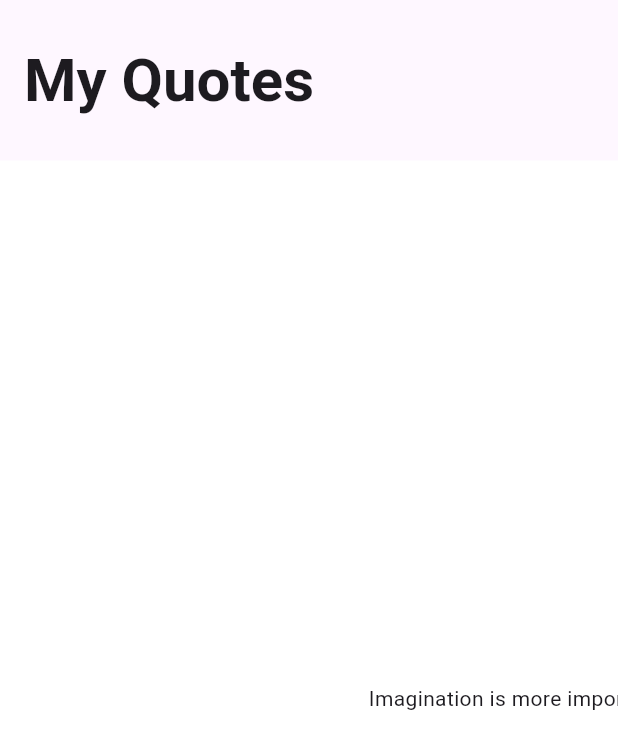
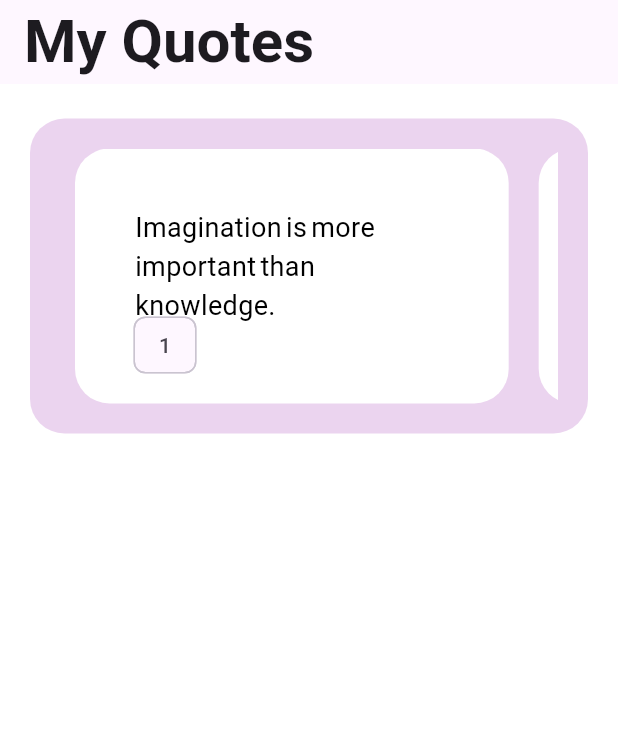
Before and after one commit to amishad7/db_miner, a Flutter app: the screen it shows after launch, on a phone screen of 412 x 824 dp. Shown: the top 749 px of the screen. Run offline on Flutter 3.47's test engine with Material 3 defaults, Android fonts, the phone set to English and light mode, and no system bars; our stand-ins replace get, google_fonts, sqflite; accounts and stored records are empty; Roboto replaces fonts that are missing (Manjari).

Commit message:
Model Data

```diff
--- a/lib/modules/screens/home/model/Jsonbackmodel.dart
+++ b/lib/modules/screens/home/model/Jsonbackmodel.dart
@@ -1,16 +1,16 @@
 class JsonModel {
-  int id;
+  int? id;
   var author;
   var quote;
   var category;
   var like;
 
   JsonModel({
-    required this.id,
     required this.author,
     required this.category,
     required this.like,
     required this.quote,
+    this.id,
   });
 
   factory JsonModel.fetchData({required Map data}) {
--- a/lib/modules/screens/home/view/home.dart
+++ b/lib/modules/screens/home/view/home.dart
@@ -1,11 +1,11 @@
 import 'dart:convert';
-import 'dart:developer';
 
-import 'package:db_miner/modules/screens/home/model/Jsonbackmodel.dart';
-import 'package:flutter/gestures.dart';
+import 'package:db_miner/modules/utils/helper/db_helper.dart';
 import 'package:flutter/material.dart';
 import 'package:flutter/services.dart';
 import 'package:google_fonts/google_fonts.dart';
+
+import '../model/Jsonbackmodel.dart';
 
 class Home extends StatelessWidget {
   const Home({super.key});
@@ -14,7 +14,7 @@ class Home extends StatelessWidget {
   Widget build(BuildContext context) {
     return Scaffold(
       appBar: AppBar(
-        toolbarHeight: 107,
+        // toolbarHeight: 20,
         // backgroundColor: Colors,
         title: Text(
           "My Quotes",
@@ -25,61 +25,89 @@ class Home extends StatelessWidget {
         ),
       ),
       backgroundColor: Colors.white.withOpacity(0.9),
-      body: FutureBuilder(
+      body: Column(
+        children: [
+          Expanded(
+            flex: 1,
+            child: Container(
+              width: double.infinity,
+              padding: const EdgeInsets.all(20),
+              margin: const EdgeInsets.symmetric(vertical: 23, horizontal: 20),
+              decoration: BoxDecoration(
+                borderRadius: BorderRadius.circular(23),
+                color: Colors.purple.withOpacity(0.2),
+              ),
+              child: FutureBuilder(
                 future: rootBundle.loadString('json_bank.json'),
                 builder: (context, snapshot) {
-          if (snapshot.hasError) {
-            return Text("${snapshot.error}");
-          } else if (snapshot.hasData) {
-            var data = jsonDecode(snapshot.data!);
+                  List data = jsonDecode(snapshot.data!);
+                  List<JsonModel> modelData = data
+                      .map(
+                        (e) => JsonModel.fetchData(data: e),
+                      )
+                      .toList();
+                  if (snapshot.hasData) {
+                    return ListView.builder(
+                      itemCount: modelData.length,
+                      scrollDirection: Axis.horizontal,
+                      itemBuilder: (context, index) {
+                        Future<int?> res = DBHelper.dbHelper
+                            .insertQuery(jsonModel: modelData[index]);
 
-            List jsonData = data;
-
-            List<JsonModel> objectData =
-                jsonData.map((e) => JsonModel.fetchData(data: e)).toList();
-
-            return GridView.builder(
-              itemCount: objectData.length,
-              scrollDirection: Axis.horizontal,
-              gridDelegate: const SliverGridDelegateWithFixedCrossAxisCount(
-                crossAxisCount: 1,
-                //crossAxisSpacing: 20,
-                // mainAxisSpacing: 20,
-                // mainAxisExtent: 2,
-                childAspectRatio: 0.9,
-              ),
-              itemBuilder: (context, i) {
-                log('length: ${objectData.length}');
-
-                log("Name: ${objectData[i].author}");
-                log("like: ${objectData[i].like}");
-                log("category: ${objectData[i].category}");
-                log("Id : ${objectData[i].id}");
-
-                return GestureDetector(
-                  onTap: () {},
-                  child: Container(
-                    // width: 300,
-                    alignment: Alignment.center,
-
+                        return Container(
+                          width: MediaQuery.sizeOf(context).height / 2.85,
+                          margin: const EdgeInsets.symmetric(horizontal: 10),
+                          padding: const EdgeInsets.all(40),
                           decoration: BoxDecoration(
-                      borderRadius: BorderRadius.circular(20),
+                            borderRadius: BorderRadius.circular(23),
                             color: Colors.white,
                           ),
-                    child: Padding(
-                      padding: const EdgeInsets.all(28.0),
-                      child: Text('${objectData[i].quote}'),
+                          child: Stack(
+                            children: [
+                              Transform.translate(
+                                offset: Offset(-4, 67),
+                                child: Chip(
+                                  label: Text("${modelData[index].id}"),
                                 ),
+                              ),
+                              Text(
+                                '${modelData[index].quote}',
+                                style: const TextStyle(
+                                  inherit: true,
+                                  wordSpacing: -2,
+                                  color: Colors.black,
+                                  fontSize: 18,
+                                ),
+                              ),
+                            ],
                           ),
                         );
                       },
                     );
+                  } else if (snapshot.hasError) {
+                    return const Text(
+                      'Error occurred',
+                      style: TextStyle(
+                        color: Colors.redAccent,
+                        fontSize: 30,
+                      ),
+                    );
                   } else {
-            return const CircularProgressIndicator(
-              color: Colors.lime,
-            );
+                    return const Text('No Data available');
                   }
                 },
+              ),
+            ),
+          ),
+          Expanded(
+            flex: 2,
+            child: Container(
+
+                // child: FutureBuilder(future: future, builder: builder),
+
+                ),
+          ),
+        ],
       ),
     );
   }
--- a/lib/modules/utils/helper/db_helper.dart
+++ b/lib/modules/utils/helper/db_helper.dart
@@ -1,9 +1,13 @@
+import 'dart:developer';
+
+import 'package:db_miner/modules/screens/home/model/Jsonbackmodel.dart';
+import 'package:path/path.dart';
 import 'package:sqflite/sqflite.dart';
 
 class DBHelper {
   DBHelper._();
 
-  DBHelper dbHelper = DBHelper._();
+  static final DBHelper dbHelper = DBHelper._();
 
   static String tableName = "Quotes";
   static Database? database;
@@ -11,4 +15,43 @@ class DBHelper {
   String qId = "id";
   String qAuthor = "qAuthor";
   String qCategory = "qCategory";
+  String qQuote = "qQuote";
+  String qLike = "qLike";
+
+  initDB() async {
+    String db_path = await getDatabasesPath();
+    String path = join(db_path, 'quotes.db');
+
+    database = await openDatabase(path, version: 1, onCreate: (db, version) {
+      String query =
+          "CREATE TABLE $tableName($qId INTEGER AUTOINCREMENT PRIMARY KEY, $qQuote TEXT NOT NULL, $qAuthor TEXT NOT NULL, $qCategory TEXT NOT NULL);";
+
+      db.execute(query);
+    });
+  }
+
+  Future<int?> insertQuery({required JsonModel jsonModel}) async {
+    String query =
+        "INSERT INTO $tableName($qQuote,$qAuthor,$qCategory) VALUES(?,?,?);";
+
+    List argus = [jsonModel.quote, jsonModel.author, jsonModel.category];
+
+    log('------------------------');
+    log('------------------------');
+    log('$argus');
+    log('------------------------');
+    log('------------------------');
+
+    int? res = await database?.rawInsert(query, argus);
+
+    return res;
+  }
+
+  showData() async {
+    await initDB();
+
+    String query = "SELECT * FROM $tableName";
+
+    var data = await database?.rawQuery(query);
+  }
 }
```
Lines whose indentation alone changed are shown as unchanged.
